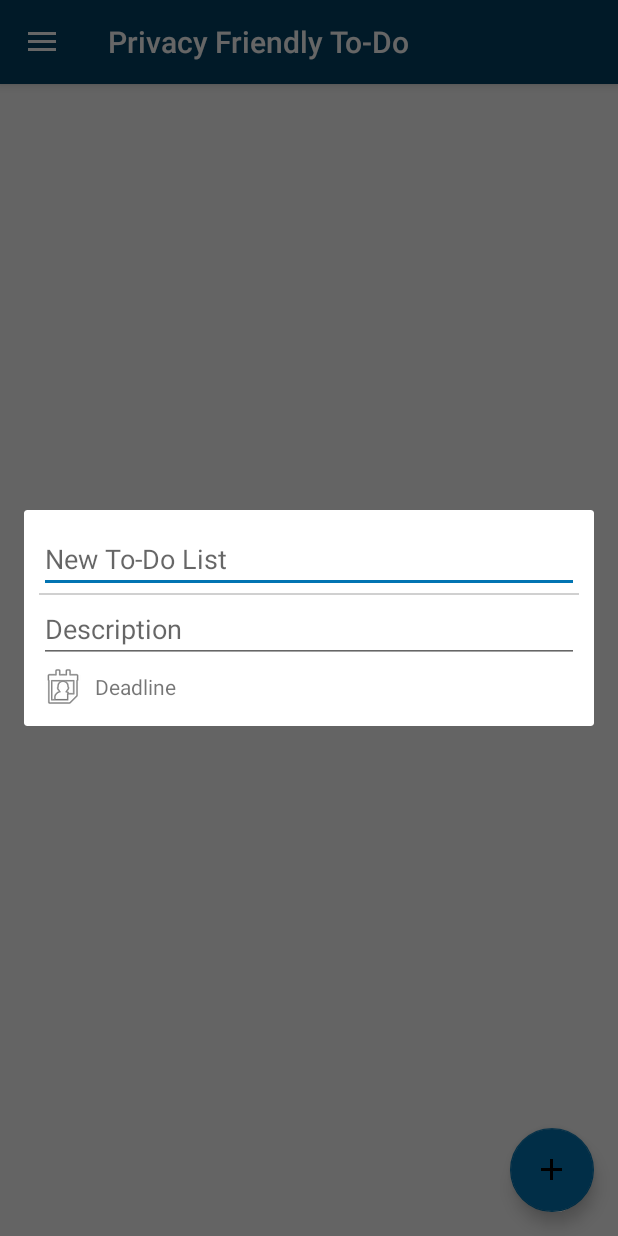
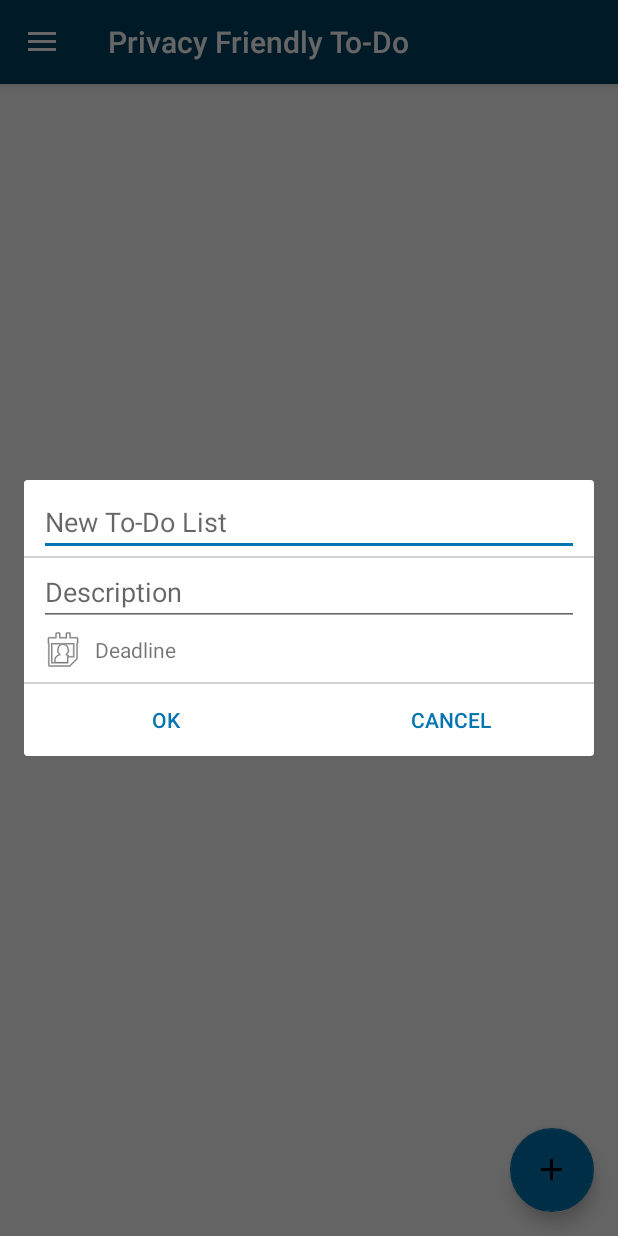
Before and after one commit to SecUSo/privacy-friendly-todo-list, an Android app: the fragment TodoTasksFragment placed in its activity, after a tap on an icon or button, on a phone screen of 412 x 824 dp. Run offline under Robolectric (Android 15) with nearby library versions, the phone set to English and light mode, and no system bars; 3 statements that could not run were skipped.

Commit message:
Added some translations. Button-Listener for the Add-List-Form.

```diff
--- a/app/src/main/java/org/secuso/privacyfriendlytodolist/view/AddTodoListDialog.java
+++ b/app/src/main/java/org/secuso/privacyfriendlytodolist/view/AddTodoListDialog.java
@@ -9,6 +9,7 @@ import android.view.WindowManager;
 import android.widget.Button;
 import android.widget.DatePicker;
 import android.widget.TextView;
+import android.widget.Toast;
 
 import org.secuso.privacyfriendlytodolist.R;
 import org.secuso.privacyfriendlytodolist.model.Helper;
@@ -41,7 +42,7 @@ public class AddTodoListDialog extends Dialog {
     public void removeDeadline() {
         this.hasDeadline = false;
         TextView deadlineTextView = (TextView)findViewById(R.id.tv_todo_list_deadline);
-        deadlineTextView.setText("Deadline");
+        deadlineTextView.setText(context.getResources().getString(R.string.deadline));
     }
 
     boolean hasDeadline = false;
@@ -64,8 +65,27 @@ public class AddTodoListDialog extends Dialog {
         lp.width = WindowManager.LayoutParams.MATCH_PARENT;
         lp.horizontalMargin = 40;
         window.setAttributes(lp);
+
+        Button buttonOkay = (Button)findViewById(R.id.bt_newtodolist_ok);
+        buttonOkay.setOnClickListener(new OkayButtonListener());
+
+        Button buttonCancel = (Button)findViewById(R.id.bt_newtodolist_cancel);
+        buttonCancel.setOnClickListener(new CancelButtonListener());
     }
 
+    private class OkayButtonListener implements View.OnClickListener {
+        @Override
+        public void onClick(View view) {
+            Toast.makeText(context, "Save data", Toast.LENGTH_SHORT).show();
+            self.hide();
+        }
+    }
+    private class CancelButtonListener implements View.OnClickListener {
+        @Override
+        public void onClick(View view) {
+            self.hide();
+        }
+    }
 
     private class DeadlineButtonListener implements View.OnClickListener {
         @Override
@@ -90,7 +110,6 @@ public class AddTodoListDialog extends Dialog {
 
             deadlineDialog.show();
         }
-
 
         private class OkayButtonListener implements View.OnClickListener {
             Dialog dialog;
--- a/app/src/main/java/org/secuso/privacyfriendlytodolist/view/ExpandableToDoTaskAdapter.java
+++ b/app/src/main/java/org/secuso/privacyfriendlytodolist/view/ExpandableToDoTaskAdapter.java
@@ -245,7 +245,7 @@ public class ExpandableToDoTaskAdapter extends BaseExpandableListAdapter {
                 if (deadline == null)
                     deadline = context.getResources().getString(R.string.no_deadline);
                 else
-                    deadline = context.getResources().getString(R.string.deadline) + " " + deadline;
+                    deadline = context.getResources().getString(R.string.deadline_dd) + " " + deadline;
                 vh2.deadline.setText(deadline);
 
                 break;
--- a/app/src/main/res/layout/add_todolist_popup.xml
+++ b/app/src/main/res/layout/add_todolist_popup.xml
@@ -3,19 +3,19 @@
     android:layout_width="match_parent"
     android:layout_height="wrap_content"
     android:orientation="vertical"
-    android:layout_margin="10dp"
-    android:layout_marginTop="0dp"
-    android:layout_marginBottom="0dp">
+    android:layout_margin="0dp">
 
     <EditText
         android:id="@+id/et_todo_list_name"
         android:layout_width="match_parent"
         android:layout_height="wrap_content"
-        android:hint="New To-Do List"
+        android:hint="@string/todo_list_name_hint"
+        android:layout_marginTop="5dp"
+        android:layout_marginLeft="10dp"
+        android:layout_marginRight="10dp"
         android:inputType="text" />
 
     <View
-        android:id="@+id/hr_text_separator"
         android:layout_width="match_parent"
         android:layout_height="1dp"
         android:background="@color/grey" />
@@ -24,18 +24,23 @@
         android:id="@+id/et_todo_list_description"
         android:layout_width="match_parent"
         android:layout_height="wrap_content"
-        android:hint="Description"
+        android:hint="@string/todo_list_description_hint"
         android:inputType="textMultiLine"
+        android:layout_marginLeft="10dp"
+        android:layout_marginRight="10dp"
         android:minLines="1"
         android:maxLines="15" />
 
     <LinearLayout
         android:layout_width="match_parent"
-        android:layout_height="wrap_content">
+        android:layout_height="wrap_content"
+        android:layout_marginLeft="10dp"
+        android:layout_marginRight="10dp"
+        android:layout_marginBottom="5dp">
         <ImageView
             android:layout_width="wrap_content"
             android:layout_height="wrap_content"
-            android:contentDescription="Deadline"
+            android:contentDescription="@string/deadline"
             android:src="@android:drawable/ic_menu_my_calendar" />
         <TextView
             android:id="@+id/tv_todo_list_deadline"
@@ -43,12 +48,32 @@
             android:layout_height="match_parent"
             android:gravity="center_vertical"
             android:paddingLeft="5dp"
-            android:text="Deadline" />
+            android:text="@string/deadline" />
     </LinearLayout>
-    <!--<EditText
-        android:id="@+id/et_todo_list_deadline"
+
+    <View
         android:layout_width="match_parent"
-        android:layout_height="wrap_content"
-        android:hint="Deadline"
-        android:inputType="text" />-->
+        android:layout_height="1dp"
+        android:background="@color/grey" />
+
+    <LinearLayout
+        android:layout_width="match_parent"
+        android:layout_height="wrap_content">
+        <Button
+            android:id="@+id/bt_newtodolist_ok"
+            android:layout_width="0dp"
+            android:layout_height="wrap_content"
+            android:minHeight="48dip"
+            android:layout_weight="1"
+            android:text="@android:string/ok"
+            style="?android:attr/buttonBarButtonStyle" />
+        <Button
+            android:id="@+id/bt_newtodolist_cancel"
+            android:layout_width="0dp"
+            android:layout_height="wrap_content"
+            android:minHeight="48dip"
+            android:layout_weight="1"
+            android:text="@android:string/cancel"
+            style="?android:attr/buttonBarButtonStyle" />
+    </LinearLayout>
 </LinearLayout>
--- a/app/src/main/res/layout/todo_list_entry.xml
+++ b/app/src/main/res/layout/todo_list_entry.xml
@@ -38,7 +38,7 @@
         android:layout_alignLeft="@+id/tv_todo_list_title"
         android:layout_below="@+id/tv_todo_list_title"
         android:layout_toRightOf="@+id/v_urgency_indicator"
-        android:text="@string/next_deadline" />
+        android:text="@string/next_deadline_dd" />
 
     <TextView
         android:id="@+id/tv_todo_list_status"
--- a/app/src/main/res/values/strings.xml
+++ b/app/src/main/res/values/strings.xml
@@ -17,13 +17,18 @@
 	<string name="url">https://www.secuso.org</string>
 	<string name="done">done</string>
 	<string name="no_todo_lists_available">No To-Do lists available.</string>
-	<string name="next_deadline">Next Deadline:</string>
+	<string name="next_deadline_dd">Next Deadline:</string>
 	<string name="description">Description</string>
 	<string name="todos">To-Do\'s</string>
 	<string name="other">Other</string>
+
+	<string name="todo_list_name_hint">New To-Do List</string>
+	<string name="todo_list_description_hint">Description</string>
+
+	<string name="deadline">Deadline</string>
 	<string name="no_deadline">No Deadline</string>
 	<string name="empty_todo_list">No tasks available.</string>
-	<string name="deadline">Deadline:</string>
+	<string name="deadline_dd">Deadline:</string>
 	<string name="no_task_description">No task description available</string>
 	<string name="today">Today</string>
 	<string name="week">Week</string>
```
